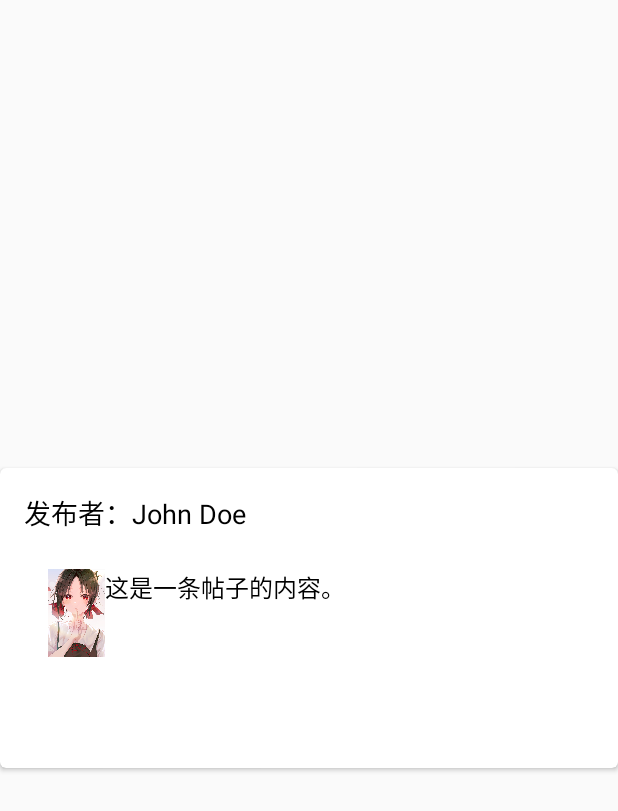
After one commit to vhicrgit/Uapp, an Android app: the layout post.xml on its own in the app's theme, with its tools: preview values and no code run, on a phone screen of 412 x 824 dp. The commit adds this screen. Shown: the top 811 px of the screen. Run offline under Robolectric (Android 15) with nearby library versions, the light colour scheme and no system bars.

Commit message:
增加post的卡片布局

```diff
--- a/app/build.gradle
+++ b/app/build.gradle
@@ -35,6 +35,7 @@ dependencies {
     implementation 'androidx.constraintlayout:constraintlayout:2.1.4'
 
     implementation fileTree(dir: 'libs', include: ['*.aar', '*.jar'], exclude: [])
+    implementation 'androidx.cardview:cardview:1.0.0'
 
     testImplementation 'junit:junit:4.13.2'
     androidTestImplementation 'androidx.test.ext:junit:1.1.5'
--- /dev/null
+++ b/app/src/main/res/layout/post.xml
@@ -0,0 +1,64 @@
+<?xml version="1.0" encoding="utf-8"?>
+<LinearLayout xmlns:android="http://schemas.android.com/apk/res/android"
+    xmlns:card_view="http://schemas.android.com/apk/res-auto"
+    android:layout_width="match_parent"
+    android:gravity="center"
+    android:orientation="vertical"
+    android:layout_height="match_parent">
+
+    <androidx.cardview.widget.CardView
+        android:id="@+id/card_view"
+        android:layout_gravity="center"
+        android:layout_width="match_parent"
+        android:layout_height="200dp"
+        card_view:cardCornerRadius="4dp">
+
+        <LinearLayout
+            android:layout_width="match_parent"
+            android:layout_height="wrap_content"
+            android:orientation="vertical"
+            android:padding="16dp">
+
+            <!-- 发布者 -->
+            <TextView
+                android:id="@+id/textView_poster"
+                android:layout_width="match_parent"
+                android:layout_height="wrap_content"
+                android:gravity="start"
+                android:text="发布者：John Doe"
+                android:textSize="18sp"
+                android:textColor="@color/black" />
+
+            <LinearLayout
+                android:layout_width="match_parent"
+                android:layout_height="wrap_content"
+                android:orientation="horizontal"
+                android:padding="16dp">
+                <!-- 图片（可选） -->
+                <ImageView
+                    android:id="@+id/imageView_post"
+                    android:layout_width="0dp"
+                    android:layout_weight="1"
+                    android:layout_height="wrap_content"
+                    android:src="@drawable/bg"
+                    android:scaleType="fitCenter"
+                    android:adjustViewBounds="true"
+                    android:paddingTop="8dp"
+                    android:paddingBottom="8dp"
+                    android:visibility="visible" />
+                <!-- 发布内容 -->
+                <TextView
+                    android:id="@+id/textView_content"
+                    android:layout_width="233dp"
+                    android:layout_height="wrap_content"
+                    android:layout_weight="2"
+                    android:paddingTop="8dp"
+                    android:paddingBottom="8dp"
+                    android:text="这是一条帖子的内容。"
+                    android:textColor="@color/black"
+                    android:textSize="16sp" />
+            </LinearLayout>
+        </LinearLayout>
+    </androidx.cardview.widget.CardView>
+
+</LinearLayout>
--- a/app/src/main/res/menu/menu.xml
+++ b/app/src/main/res/menu/menu.xml
@@ -3,11 +3,11 @@
     <item
         android:id="@+id/home_fragment"
         android:icon="@drawable/ic_home"
-        android:title="首页"/>
+        android:title="失物"/>
     <item
         android:id="@+id/msg_fragment"
         android:icon="@drawable/ic_msg"
-        android:title="消息"/>
+        android:title="寻物"/>
     <item
         android:id="@+id/mine_fragment"
         android:icon="@drawable/ic_mine"
```
Also changed, not shown: 1 other file.
